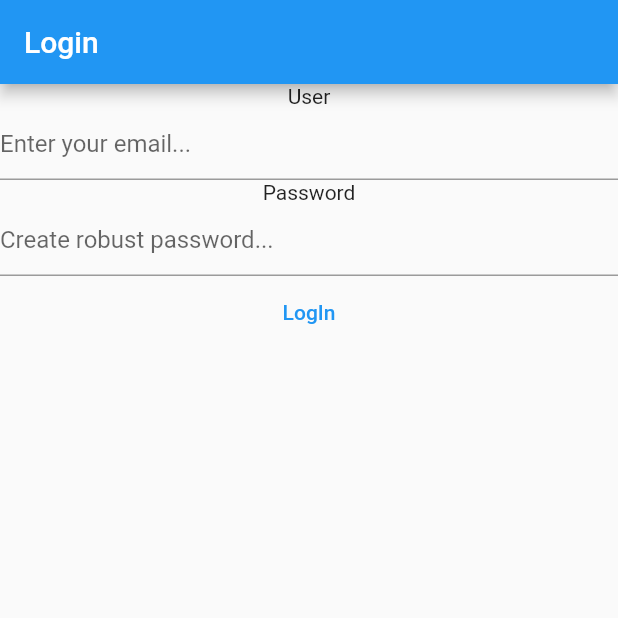
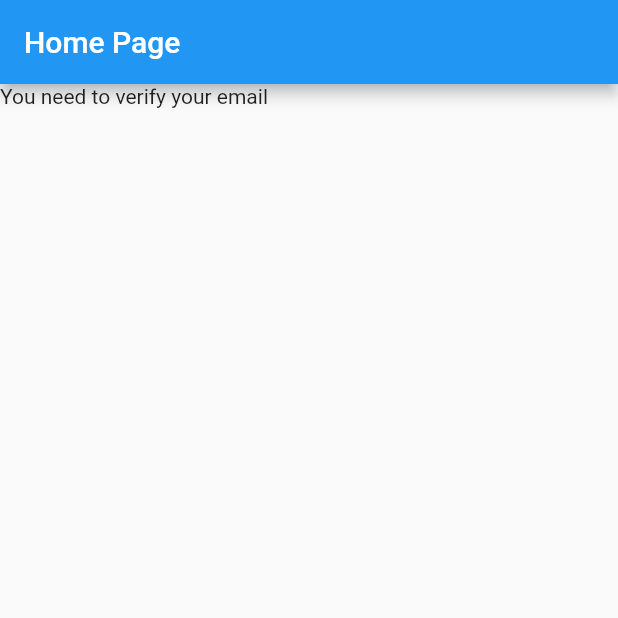
Before and after one commit to galifornia/flutter-notes, a Flutter app: the screen it shows after launch, on a phone screen of 412 x 824 dp, the top half of it. Run offline on Flutter 3.47's test engine with Material 2 defaults, Android fonts, the phone set to English and light mode, and no system bars; our stand-ins replace firebase_auth, firebase_core; accounts and stored records are empty.

Commit message:
Bring back HomePage widget

```diff
--- a/lib/main.dart
+++ b/lib/main.dart
@@ -1,4 +1,7 @@
+import 'package:firebase_auth/firebase_auth.dart';
+import 'package:firebase_core/firebase_core.dart';
 import 'package:flutter/material.dart';
+import 'package:mynotes/firebase_options.dart';
 import 'package:mynotes/views/login_view.dart';
 import 'package:mynotes/views/register_view.dart';
 
@@ -9,6 +12,36 @@ void main() {
     theme: ThemeData(
       primarySwatch: Colors.blue,
     ),
-    home: const LoginView(),
+    home: const HomePage(),
   ));
 }
+
+class HomePage extends StatelessWidget {
+  const HomePage({Key? key}) : super(key: key);
+
+  @override
+  Widget build(BuildContext context) {
+    return Scaffold(
+        appBar: AppBar(title: const Text("Home Page")),
+        body: FutureBuilder(
+          future: Firebase.initializeApp(
+            options: DefaultFirebaseOptions.currentPlatform,
+          ),
+          builder: (context, snapshot) {
+            switch (snapshot.connectionState) {
+              case ConnectionState.done:
+                final user = FirebaseAuth.instance.currentUser;
+
+                if (user?.emailVerified ?? false) {
+                  return const Text("done");
+                } else {
+                  return const Text("You need to verify your email");
+                }
+
+              default:
+                return const Text("waiting");
+            }
+          },
+        ));
+  }
+}
```
